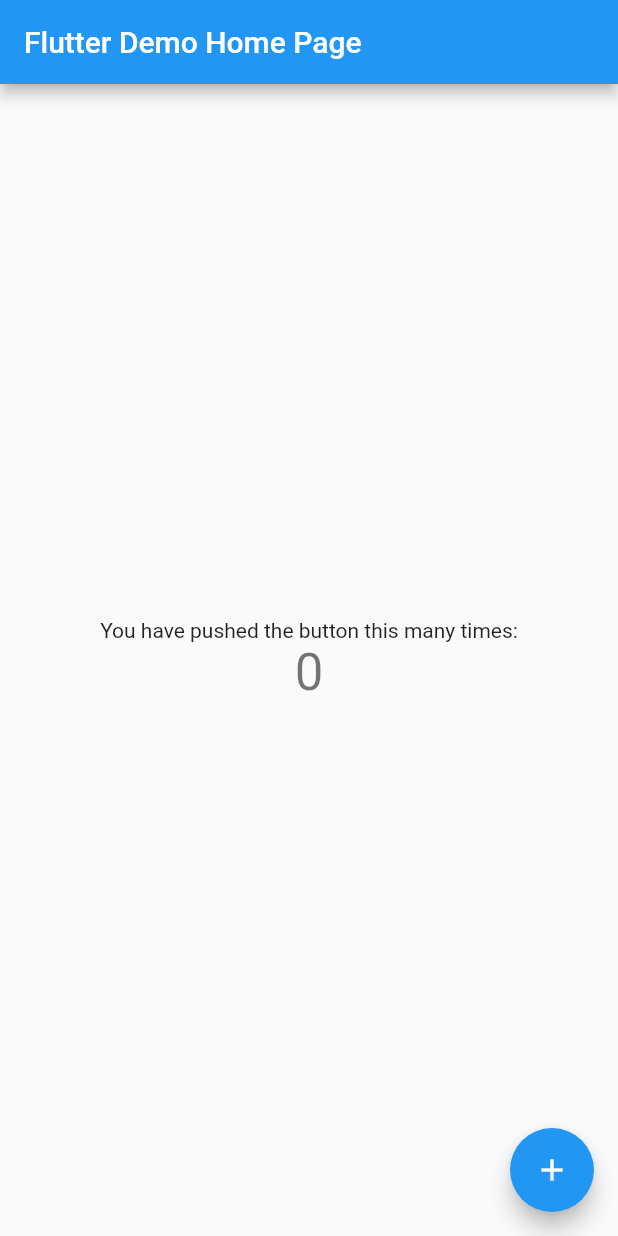
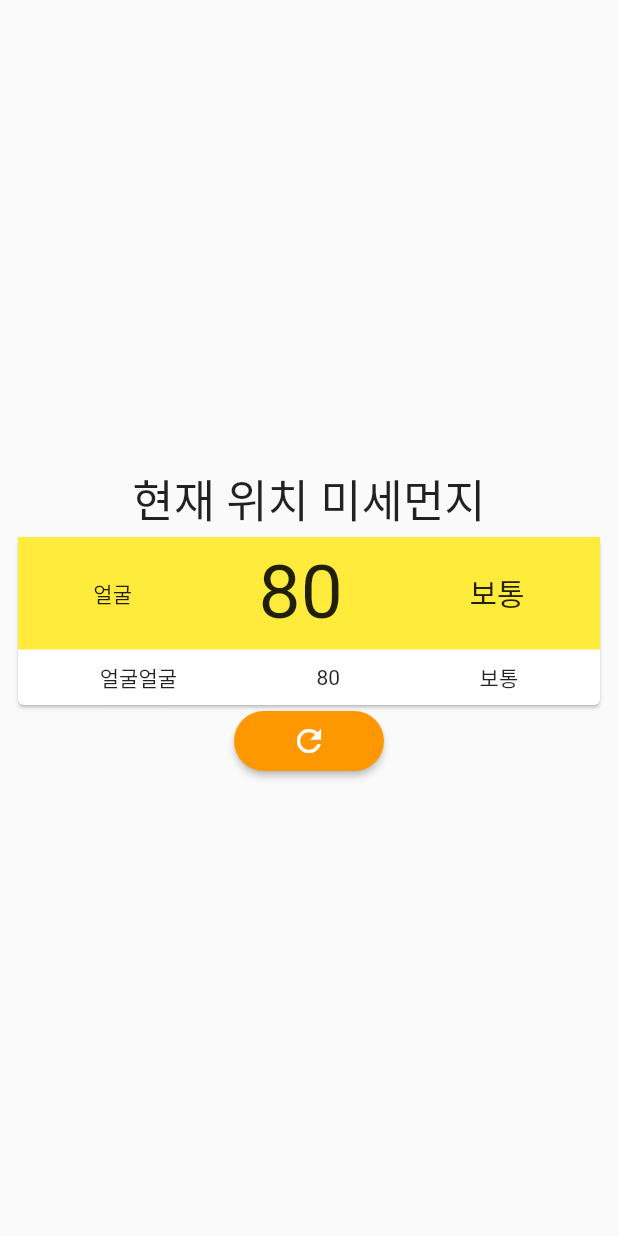
Before and after one commit to dltkdals-4en/dust_app, a Flutter app: the screen it shows after launch, on a phone screen of 412 x 824 dp. Run offline on Flutter 3.47's test engine with Material 2 defaults, Android fonts, the phone set to English and light mode, and no system bars.

Commit message:
mainpage ui

```diff
--- a/lib/main.dart
+++ b/lib/main.dart
@@ -1,3 +1,4 @@
+import 'package:flutter/cupertino.dart';
 import 'package:flutter/material.dart';
 
 void main() {
@@ -11,103 +12,95 @@ class MyApp extends StatelessWidget {
     return MaterialApp(
       title: 'Flutter Demo',
       theme: ThemeData(
-        // This is the theme of your application.
-        //
-        // Try running your application with "flutter run". You'll see the
-        // application has a blue toolbar. Then, without quitting the app, try
-        // changing the primarySwatch below to Colors.green and then invoke
-        // "hot reload" (press "r" in the console where you ran "flutter run",
-        // or simply save your changes to "hot reload" in a Flutter IDE).
-        // Notice that the counter didn't reset back to zero; the application
-        // is not restarted.
         primarySwatch: Colors.blue,
       ),
-      home: MyHomePage(title: 'Flutter Demo Home Page'),
+      home: Main(),
     );
   }
 }
 
-class MyHomePage extends StatefulWidget {
-  MyHomePage({Key? key, required this.title}) : super(key: key);
-
-  // This widget is the home page of your application. It is stateful, meaning
-  // that it has a State object (defined below) that contains fields that affect
-  // how it looks.
-
-  // This class is the configuration for the state. It holds the values (in this
-  // case the title) provided by the parent (in this case the App widget) and
-  // used by the build method of the State. Fields in a Widget subclass are
-  // always marked "final".
-
-  final String title;
+class Main extends StatefulWidget {
+  const Main({Key? key}) : super(key: key);
 
   @override
-  _MyHomePageState createState() => _MyHomePageState();
+  _MainState createState() => _MainState();
 }
 
-class _MyHomePageState extends State<MyHomePage> {
-  int _counter = 0;
-
-  void _incrementCounter() {
-    setState(() {
-      // This call to setState tells the Flutter framework that something has
-      // changed in this State, which causes it to rerun the build method below
-      // so that the display can reflect the updated values. If we changed
-      // _counter without calling setState(), then the build method would not be
-      // called again, and so nothing would appear to happen.
-      _counter++;
-    });
-  }
-
+class _MainState extends State<Main> {
   @override
   Widget build(BuildContext context) {
-    // This method is rerun every time setState is called, for instance as done
-    // by the _incrementCounter method above.
-    //
-    // The Flutter framework has been optimized to make rerunning build methods
-    // fast, so that you can just rebuild anything that needs updating rather
-    // than having to individually change instances of widgets.
     return Scaffold(
-      appBar: AppBar(
-        // Here we take the value from the MyHomePage object that was created by
-        // the App.build method, and use it to set our appbar title.
-        title: Text(widget.title),
-      ),
-      body: Center(
-        // Center is a layout widget. It takes a single child and positions it
-        // in the middle of the parent.
+      body: Padding(
+        padding: const EdgeInsets.all(8.0),
+        child: Center(
           child: Column(
-          // Column is also a layout widget. It takes a list of children and
-          // arranges them vertically. By default, it sizes itself to fit its
-          // children horizontally, and tries to be as tall as its parent.
-          //
-          // Invoke "debug painting" (press "p" in the console, choose the
-          // "Toggle Debug Paint" action from the Flutter Inspector in Android
-          // Studio, or the "Toggle Debug Paint" command in Visual Studio Code)
-          // to see the wireframe for each widget.
-          //
-          // Column has various properties to control how it sizes itself and
-          // how it positions its children. Here we use mainAxisAlignment to
-          // center the children vertically; the main axis here is the vertical
-          // axis because Columns are vertical (the cross axis would be
-          // horizontal).
             mainAxisAlignment: MainAxisAlignment.center,
             children: <Widget>[
               Text(
-              'You have pushed the button this many times:',
+                '현재 위치 미세먼지',
+                style: TextStyle(fontSize: 30.0),
+              ),
+              Card(
+                child: Column(
+                  children: <Widget>[
+                    Container(
+
+                      child: Row(
+                        mainAxisAlignment: MainAxisAlignment.spaceAround,
+                        children: <Widget>[
+                          Text('얼굴'),
+                          Text(
+                            '80',
+                            style: TextStyle(fontSize: 50),
                           ),
                           Text(
-              '$_counter',
-              style: Theme.of(context).textTheme.headline4,
+                            '보통',
+                            style: TextStyle(fontSize: 20),
+                          ),
+                        ],
+                      ),
+                      color: Colors.yellow,
+                      padding: const EdgeInsets.all(8.0),
+                    ),
+                    Padding(
+                      padding: const EdgeInsets.all(8.0),
+                      child: Row(
+                        mainAxisAlignment: MainAxisAlignment.spaceAround,
+                        children: <Widget>[
+                          Row(
+                            children: [
+                              Text('얼굴'),
+                              Text('얼굴'),
+                            ],
+                          ),
+                          Text('80'),
+                          Text('보통'),
+                        ],
+                      ),
                     ),
                   ],
                 ),
               ),
-      floatingActionButton: FloatingActionButton(
-        onPressed: _incrementCounter,
-        tooltip: 'Increment',
-        child: Icon(Icons.add),
-      ), // This trailing comma makes auto-formatting nicer for build methods.
+
+              SizedBox(
+                width: 100,
+                height: 40,
+                child: ElevatedButton(
+                  onPressed: () {},
+                  child: Icon(
+                    Icons.refresh,
+                    color: Colors.white,
+                  ),
+                  style: ElevatedButton.styleFrom(
+                      primary: Colors.orange,
+                      shape: RoundedRectangleBorder(
+                          borderRadius: BorderRadius.circular(20.0))),
+                ),
+              ),
+            ],
+          ),
+        ),
+      ),
     );
   }
 }
```
Lines whose indentation alone changed are shown as unchanged.
